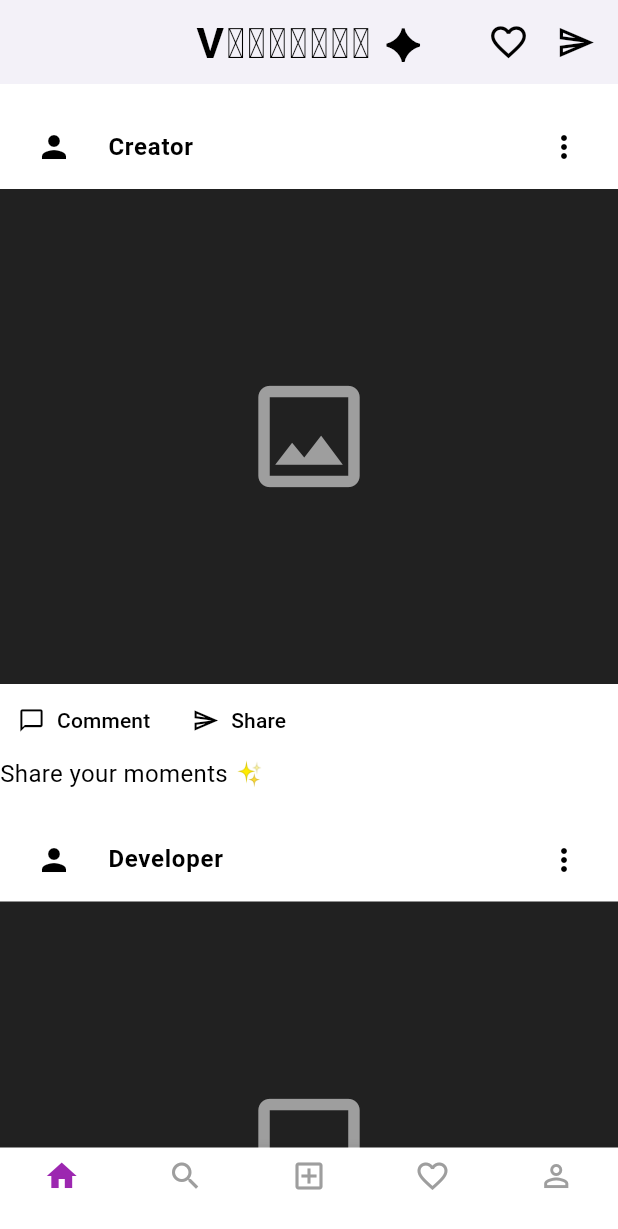
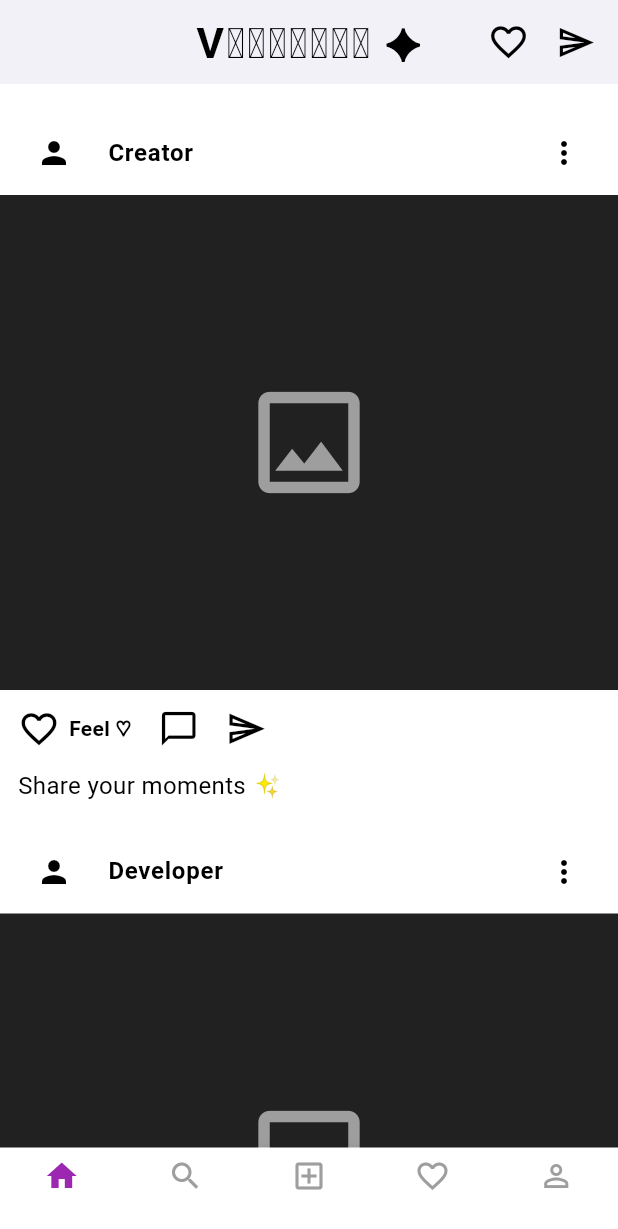
Before and after one commit to ansarishoaib1668-svg/Unique-social-app, a Flutter app: the HomeScreen screen opened directly, scrolled down 576 dp, on a phone screen of 412 x 824 dp. Shown: the top 1229 px of the screen. Run offline on Flutter 3.47's test engine with Material 3 defaults, Android fonts, the phone set to English and light mode, and no system bars.

Commit message:
Add Feel heart feature

```diff
--- a/lib/screens/home/home_screen.dart
+++ b/lib/screens/home/home_screen.dart
@@ -86,17 +86,17 @@ class _HomeScreenState extends State<HomeScreen> {
             ),
           ),
 
-          PostCard(
+          postCard(
             "Shaad",
             "Welcome to Viewgram 🚀",
           ),
 
-          PostCard(
+          postCard(
             "Creator",
             "Share your moments ✨",
           ),
 
-          PostCard(
+          postCard(
             "Developer",
             "Building social world 🌎",
           ),
@@ -136,32 +136,8 @@ class _HomeScreenState extends State<HomeScreen> {
   }
 
 
-
-}
-class PostCard extends StatefulWidget {
-  final String user;
-  final String caption;
-
-  const PostCard(this.user, this.caption, {super.key});
-
-  @override
-  State<PostCard> createState() => _PostCardState();
-}
-
-class _PostCardState extends State<PostCard> {
+  Widget postCard(String user, String caption) {
     bool liked = false;
-  int feels = 0;
-  final List<String> comments = [];
-
-  void addComment(String text) {
-    if (text.trim().isEmpty) return;
-    setState(() {
-      comments.add(text.trim());
-    });
-  }
-
-  @override
-  Widget build(BuildContext context) {
     return Column(
       crossAxisAlignment: CrossAxisAlignment.start,
       children: [
@@ -169,16 +145,24 @@ class _PostCardState extends State<PostCard> {
         ListTile(
           leading: const CircleAvatar(
             backgroundColor: Colors.white,
-            child: Icon(Icons.person, color: Colors.black),
+            child: Icon(
+              Icons.person,
+              color: Colors.black,
             ),
+          ),
+
           title: Text(
-            widget.user,
+            user,
             style: const TextStyle(
               color: Colors.black,
               fontWeight: FontWeight.bold,
             ),
           ),
-          trailing: const Icon(Icons.more_vert, color: Colors.black),
+
+          trailing: const Icon(
+            Icons.more_vert,
+            color: Colors.black,
+          ),
         ),
 
         Container(
@@ -192,64 +176,60 @@ class _PostCardState extends State<PostCard> {
           ),
         ),
 
-        Row(
+        Padding(
+          padding: const EdgeInsets.all(12),
+          child: Row(
             children: [
-            TextButton.icon(
-              onPressed: () {
-                final controller = TextEditingController();
-
-                showDialog(
-                  context: context,
-                  builder: (context) => AlertDialog(
-                    title: const Text("Comment"),
-                    content: TextField(
-                      controller: controller,
-                      decoration: const InputDecoration(
-                        hintText: "Write comment..."
+              GestureDetector(
+                onTap: () {
+                  setState(() {
+                    liked = !liked;
+                  });
+                },
+                child: Icon(
+                  liked
+                      ? Icons.favorite
+                      : Icons.favorite_border,
+                  color: liked
+                      ? Colors.red
+                      : Colors.black,
+                  size: 28,
                 ),
               ),
-                    actions: [
-                      TextButton(
-                        onPressed: () {
-                          addComment(controller.text);
-                          Navigator.pop(context);
-                        },
-                        child: const Text("Post"),
+
+              const SizedBox(width: 6),
+
+              Text(
+                liked ? "Feel ❤️" : "Feel ♡",
+                style: const TextStyle(
+                  color: Colors.black,
+                  fontWeight: FontWeight.bold,
                 ),
+              ),
+
+              const SizedBox(width: 18),
+
+              Icon(Icons.chat_bubble_outline,
+                  color: Colors.black,
+                  size: 27),
+
+              SizedBox(width: 18),
+
+              Icon(Icons.send_outlined,
+                  color: Colors.black,
+                  size: 27),
             ],
           ),
-                );
-              },
-              icon: const Icon(Icons.chat_bubble_outline,
-                  color: Colors.black),
-              label: const Text("Comment",
-                  style: TextStyle(color: Colors.black)),
         ),
 
-            TextButton.icon(
-              onPressed: () {},
-              icon: const Icon(Icons.send_outlined,
-                  color: Colors.black),
-              label: const Text("Share",
-                  style: TextStyle(color: Colors.black)),
-            ),
-          ],
-        ),
-
-        Text(
-          widget.caption,
+        Padding(
+          padding: const EdgeInsets.symmetric(horizontal: 12),
+          child: Text(
+            caption,
             style: const TextStyle(
               color: Colors.black,
               fontSize: 16,
             ),
-        ),
-
-        for (var c in comments)
-          Padding(
-            padding: const EdgeInsets.symmetric(horizontal: 12, vertical: 4),
-            child: Text(
-              "💬 $c",
-              style: const TextStyle(color: Colors.black),
           ),
         ),
 
```
Lines whose indentation alone changed are shown as unchanged.
